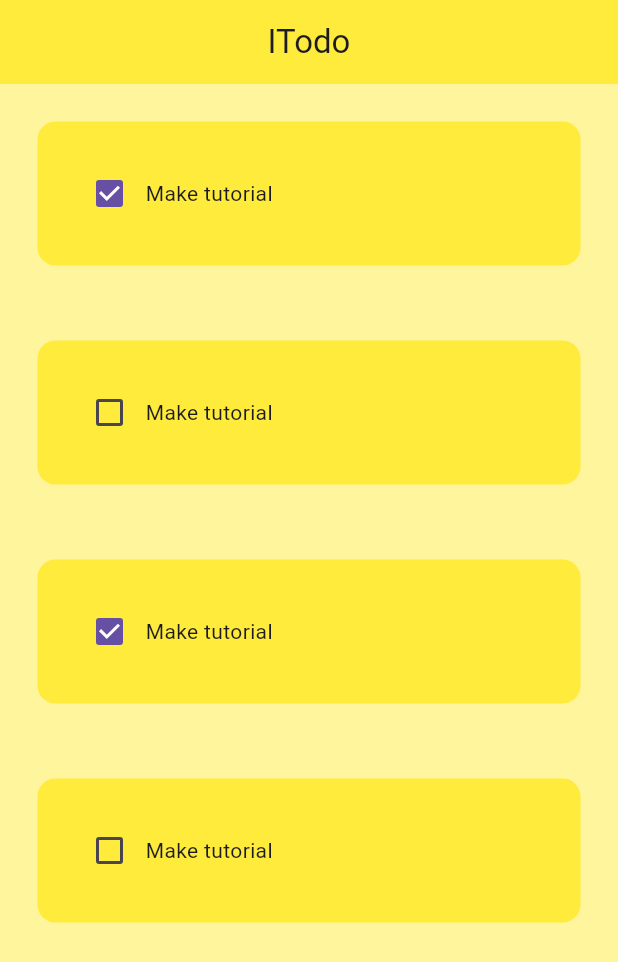
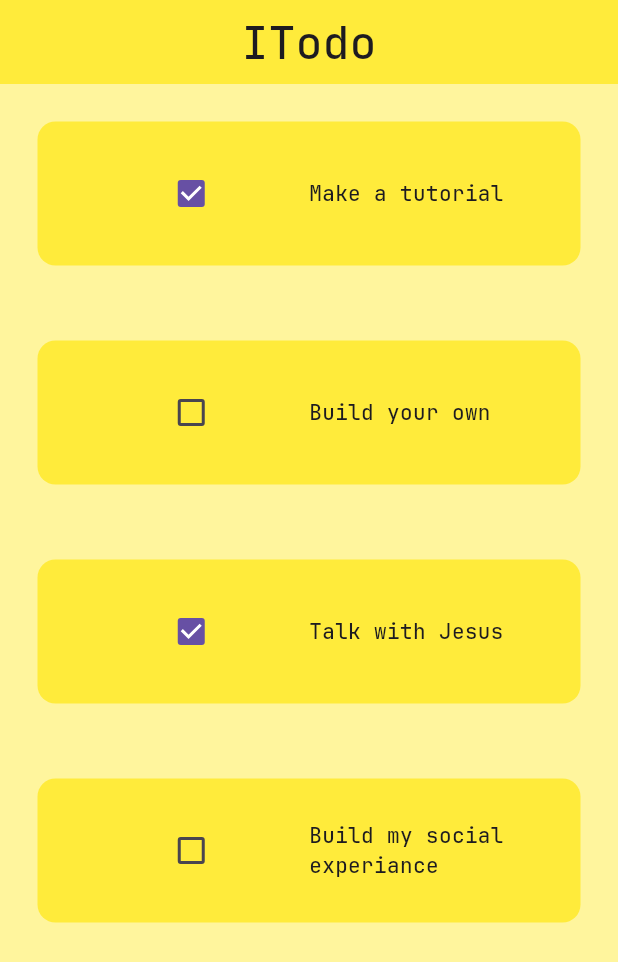
Before and after one commit to ikhela-04KK/hour_learning_flutter, a Flutter app: the screen it shows after launch, on a phone screen of 412 x 824 dp. Shown: the top 962 px of the screen. Run offline on Flutter 3.47's test engine with Material 3 defaults, Android fonts, the light colour scheme and no system bars.

Commit message:
first commit

```diff
--- a/lib/page/home_page.dart
+++ b/lib/page/home_page.dart
@@ -16,7 +16,8 @@ class _HomePageState extends State<HomePage> {
     ["Make a tutorial", true],
     ["Build your own", false],
     ["Talk with Jesus", true],
-    ["Build my social experiance",false]
+    ["Build my social experiance",false],
+
   ];
 
   // implementez une méthode pour le checkbox
@@ -27,7 +28,13 @@ class _HomePageState extends State<HomePage> {
 
       backgroundColor: Colors.yellow[200],
       appBar: AppBar(
-        title: Text("ITodo"),
+        title: Text(
+          "ITodo",
+          style: TextStyle(
+            fontFamily: "JetbrainsMono",
+            fontSize: 30
+          ),
+          ),
         backgroundColor: Colors.yellow,
         elevation: 0,
         centerTitle: true,
--- a/lib/util/todo_title.dart
+++ b/lib/util/todo_title.dart
@@ -14,16 +14,25 @@ class ToDoTitle extends StatelessWidget {
   @override
   Widget build(BuildContext context) {
     return Padding(
-      padding:EdgeInsets.all(25),
+      padding:EdgeInsets.all(25.0),
       child: Container(
-        padding: EdgeInsets.all(24),
+        padding: EdgeInsets.all(24.0),
         child: Row(
           children: <Widget>[
-            Checkbox(
-              value: taskCompleted,
-              onChanged: onChanged,
+            Expanded(
+              child: Checkbox(
+                value: taskCompleted,
+                onChanged: onChanged,
               ),
-            Text("Make tutorial"),
+            ),
+            Expanded(
+              child: Text(
+                taskName,
+                style: TextStyle(
+                  fontFamily: "JetbrainsMono"
+                ),
+              ),
+            )
           ],
         ),
       decoration: BoxDecoration(
--- a/pubspec.yaml
+++ b/pubspec.yaml
@@ -85,6 +85,10 @@ flutter:
   #       - asset: fonts/TrajanPro.ttf
   #       - asset: fonts/TrajanPro_Bold.ttf
   #         weight: 700
+  fonts:
+    - family: JetbrainsMono
+      fonts:
+        - asset: font/JetBrainsMono-Medium.ttf
   #
   # For details regarding fonts from package dependencies,
   # see https://flutter.dev/custom-fonts/#from-packages
```
Also changed, not shown: font/JetBrainsMono-Medium.ttf (added), font/JetBrainsMonoNL-Bold.ttf (added).
